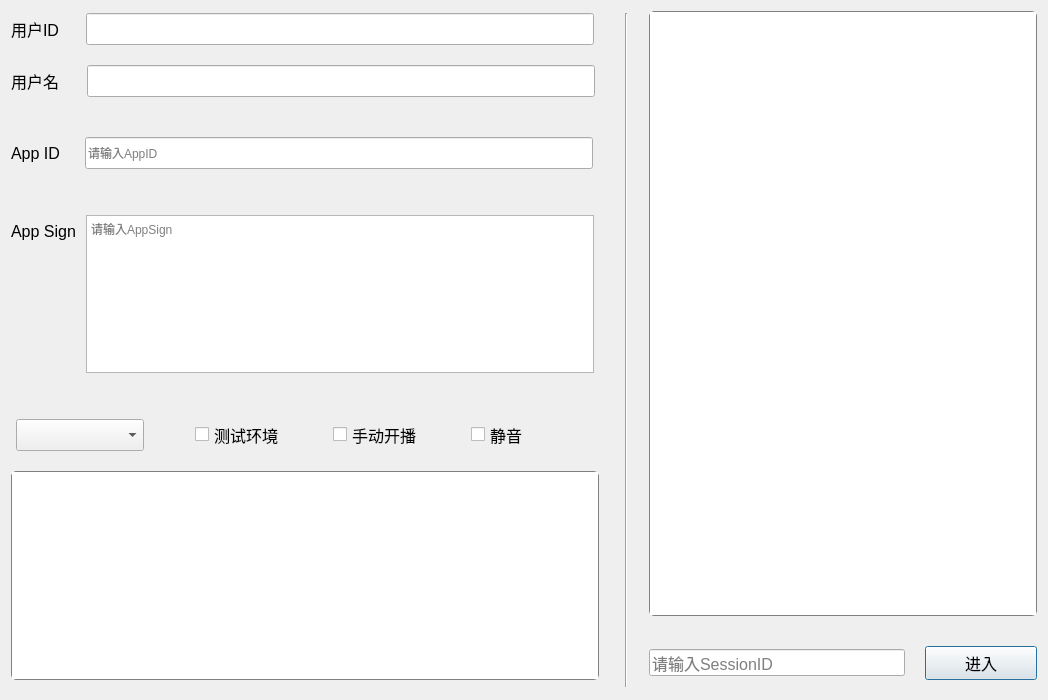
Before: the Qt Designer form windows/AudioLive/ZegoAudioLive/ZegoMainDialog.ui in xieqiupeng/ZegoAudioLiveRtp, drawn with Qt 5.
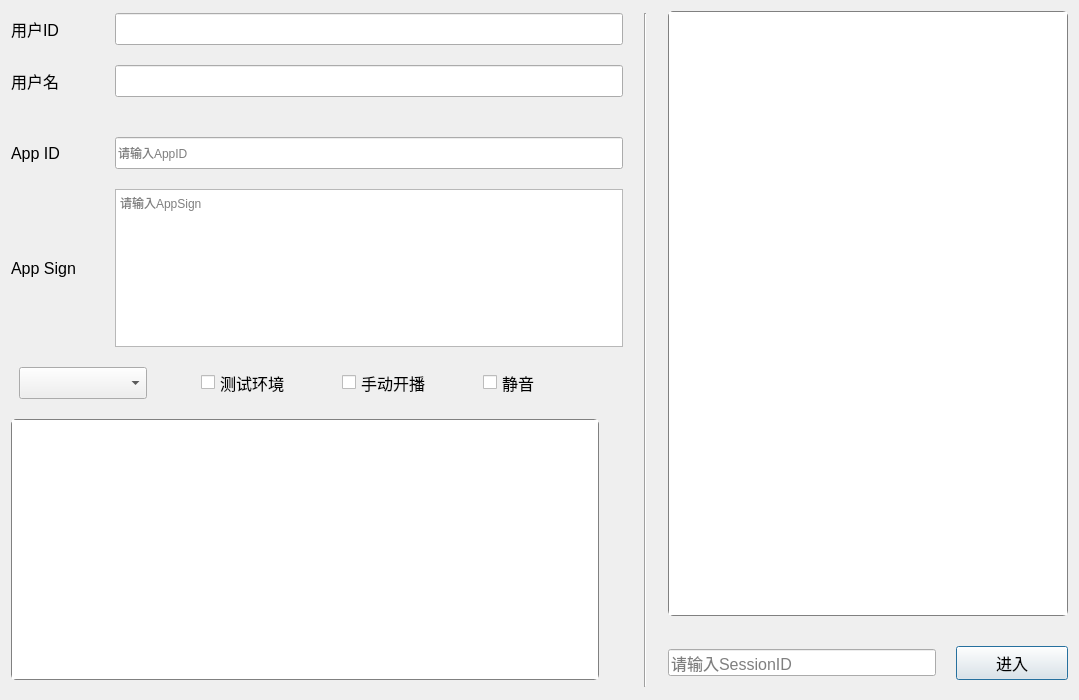
After: the same form once the commit is applied.

Patch:
```diff
--- a/windows/AudioLive/ZegoAudioLive/ZegoMainDialog.ui
+++ b/windows/AudioLive/ZegoAudioLive/ZegoMainDialog.ui
@@ -6,7 +6,7 @@
    <rect>
     <x>0</x>
     <y>0</y>
-    <width>1048</width>
+    <width>1079</width>
     <height>700</height>
    </rect>
   </property>
@@ -74,14 +74,11 @@
            <number>0</number>
           </property>
           <item>
-           <layout class="QFormLayout" name="formLayout">
-            <property name="horizontalSpacing">
-             <number>27</number>
+           <layout class="QHBoxLayout" name="horizontalLayout_4">
+            <property name="spacing">
+             <number>0</number>
             </property>
-            <property name="verticalSpacing">
-             <number>9</number>
-            </property>
-            <item row="0" column="0">
+            <item>
              <widget class="QLabel" name="m_lbUserID">
               <property name="styleSheet">
                <string notr="true">font-family: 微软雅黑;
@@ -92,7 +89,20 @@
               </property>
              </widget>
             </item>
-            <item row="0" column="1">
+            <item>
+             <spacer name="horizontalSpacer_4">
+              <property name="orientation">
+               <enum>Qt::Horizontal</enum>
+              </property>
+              <property name="sizeHint" stdset="0">
+               <size>
+                <width>40</width>
+                <height>20</height>
+               </size>
+              </property>
+             </spacer>
+            </item>
+            <item>
              <widget class="QLineEdit" name="m_edUserID">
               <property name="minimumSize">
                <size>
@@ -130,14 +140,11 @@
            </spacer>
           </item>
           <item>
-           <layout class="QFormLayout" name="formLayout_3">
-            <property name="horizontalSpacing">
-             <number>28</number>
+           <layout class="QHBoxLayout" name="horizontalLayout_5">
+            <property name="spacing">
+             <number>0</number>
             </property>
-            <property name="verticalSpacing">
-             <number>9</number>
-            </property>
-            <item row="1" column="0">
+            <item>
              <widget class="QLabel" name="m_lbUserName">
               <property name="styleSheet">
                <string notr="true">font-family: 微软雅黑;
@@ -148,7 +155,20 @@
               </property>
              </widget>
             </item>
-            <item row="1" column="1">
+            <item>
+             <spacer name="horizontalSpacer_5">
+              <property name="orientation">
+               <enum>Qt::Horizontal</enum>
+              </property>
+              <property name="sizeHint" stdset="0">
+               <size>
+                <width>40</width>
+                <height>20</height>
+               </size>
+              </property>
+             </spacer>
+            </item>
+            <item>
              <widget class="QLineEdit" name="m_edUserName">
               <property name="minimumSize">
                <size>
@@ -188,14 +208,11 @@
          </spacer>
         </item>
         <item>
-         <layout class="QFormLayout" name="formLayout_2">
-          <property name="horizontalSpacing">
-           <number>25</number>
-          </property>
-          <property name="verticalSpacing">
+         <layout class="QHBoxLayout" name="horizontalLayout_3">
+          <property name="spacing">
            <number>0</number>
           </property>
-          <item row="1" column="0">
+          <item>
            <widget class="QLabel" name="m_lbAppID">
             <property name="styleSheet">
              <string notr="true">font-family: 微软雅黑;
@@ -206,7 +223,20 @@
             </property>
            </widget>
           </item>
-          <item row="1" column="1">
+          <item>
+           <spacer name="horizontalSpacer_3">
+            <property name="orientation">
+             <enum>Qt::Horizontal</enum>
+            </property>
+            <property name="sizeHint" stdset="0">
+             <size>
+              <width>40</width>
+              <height>20</height>
+             </size>
+            </property>
+           </spacer>
+          </item>
+          <item>
            <widget class="QLineEdit" name="m_edAppID">
             <property name="minimumSize">
              <size>
@@ -247,14 +277,11 @@
          </spacer>
         </item>
         <item>
-         <layout class="QFormLayout" name="formLayout_4">
-          <property name="horizontalSpacing">
-           <number>10</number>
-          </property>
-          <property name="verticalSpacing">
+         <layout class="QHBoxLayout" name="horizontalLayout_2">
+          <property name="spacing">
            <number>0</number>
           </property>
-          <item row="1" column="0">
+          <item>
            <widget class="QLabel" name="m_lbAppSign">
             <property name="styleSheet">
              <string notr="true">font-family: 微软雅黑;
@@ -265,7 +292,20 @@
             </property>
            </widget>
           </item>
-          <item row="1" column="1">
+          <item>
+           <spacer name="horizontalSpacer_2">
+            <property name="orientation">
+             <enum>Qt::Horizontal</enum>
+            </property>
+            <property name="sizeHint" stdset="0">
+             <size>
+              <width>40</width>
+              <height>20</height>
+             </size>
+            </property>
+           </spacer>
+          </item>
+          <item>
            <widget class="QTextEdit" name="m_edAppSign">
             <property name="minimumSize">
              <size>
```
